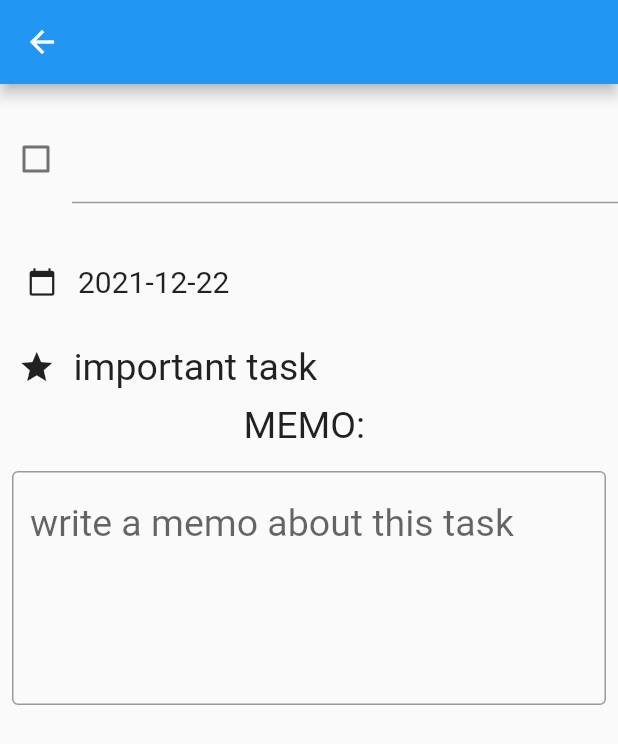
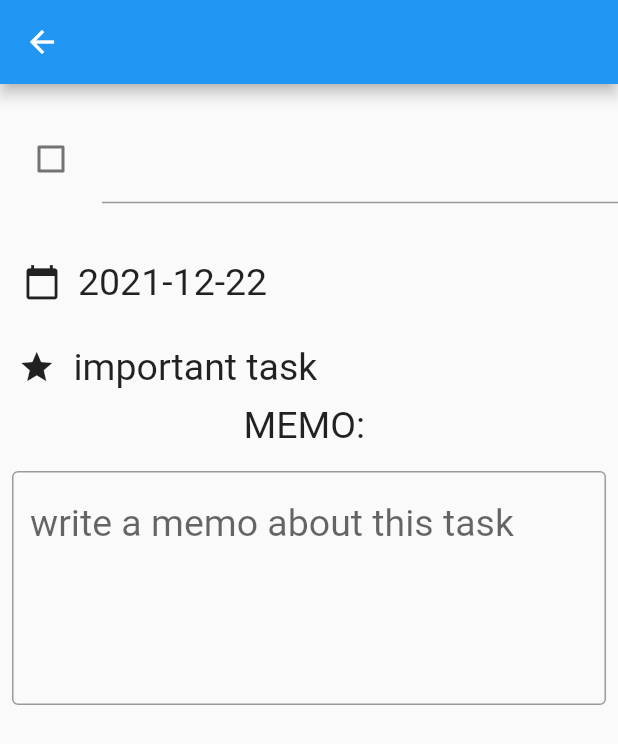
Before and after one commit to hedwig100/todo_app, a Flutter app: the TaskDetail screen opened directly with empty values, on a phone screen of 412 x 824 dp. Shown: the top 744 px of the screen. Run offline on Flutter 3.47's test engine with Material 2 defaults, Android fonts, the phone set to English and light mode, and no system bars.

Commit message:
[update] fontSize and some other update in taskDetail

```diff
--- a/lib/task_detail.dart
+++ b/lib/task_detail.dart
@@ -23,13 +23,15 @@ class _TaskDetailState extends State<TaskDetail> {
         height: 100,
         child: Row(
           children: [
-            Checkbox(
-              value: widget.task.isDone,
-              onChanged: (e) => {
-                setState(() {
-                  widget.task.isDone = e!;
-                })
-              },
+            Container(
+              child: Checkbox(
+                value: widget.task.isDone,
+                onChanged: (e) => {
+                  setState(() {
+                    widget.task.isDone = e!;
+                  })
+              }),
+              margin: const EdgeInsets.all(10.0)
             ),
             Flexible(
                 child: Form(
@@ -84,7 +86,7 @@ class _TaskDetailState extends State<TaskDetail> {
         padding: const EdgeInsets.symmetric(vertical: 8, horizontal: 4),
         child: Row(children: [
           IconButton(
-              iconSize: 20,
+              iconSize: 25,
               icon: const Icon(Icons.calendar_today),
               onPressed: () async {
                 final date = await showDatePicker(
@@ -100,7 +102,7 @@ class _TaskDetailState extends State<TaskDetail> {
                 }
               }),
           Text(widget.task.deadline.toString().split(" ")[0],
-              style: const TextStyle(fontSize: 20))
+              style: const TextStyle(fontSize: 25))
         ]));
   }
 
```
